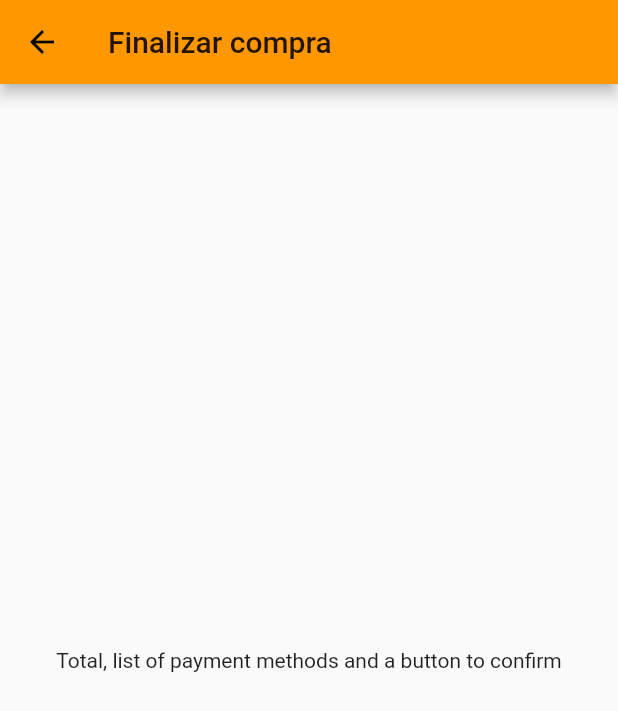
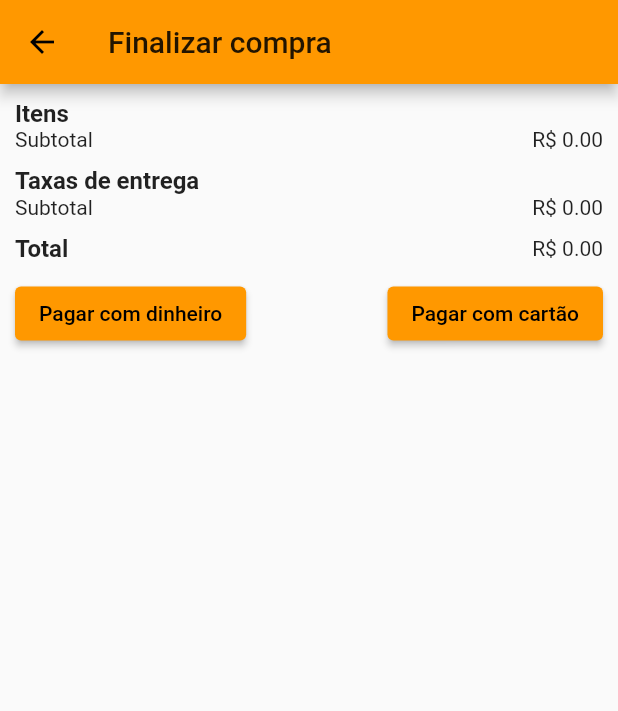
Before and after one commit to bot-jonas/local-market, a Flutter app: the ConsumerScreen screen opened directly, item 2 of the bottom bar chosen, after a tap on "Finalizar compra", on a phone screen of 412 x 824 dp. Shown: the top 711 px of the screen. Run offline on Flutter 3.47's test engine with Material 2 defaults, Android fonts, the phone set to English and light mode, and no system bars; accounts and stored records are empty; network calls fail.

Commit message:
Finalizar pedido
Implementação da finalização do pedido.

```diff
--- a/lib/screens/consumer/placeOrder.dart
+++ b/lib/screens/consumer/placeOrder.dart
@@ -1,5 +1,6 @@
 import 'package:flutter/material.dart';
 import 'package:local_market/screens/authentication/index.dart';
+import 'package:local_market/screens/consumer/index.dart';
 import 'package:provider/provider.dart';
 import 'package:local_market/utils/api.dart';
 
@@ -10,12 +11,99 @@ class PlaceOrderScreen extends StatefulWidget {
 
 class _PlaceOrderScreenState extends State<PlaceOrderScreen> {
   API api;
+  bool snackbarLocked = false;
 
   @override
   void didChangeDependencies() {
     super.didChangeDependencies();
 
     api = Provider.of<API>(context);
+  }
+
+  List<Widget> buildItems() {
+    List<Widget> items = [];
+
+    for (var c in api.currentUser.cart) {
+      var quantity = c["quantity"];
+      var name = c["name"];
+      var price = c["price"];
+
+      items.add(Row(
+        mainAxisAlignment: MainAxisAlignment.spaceBetween,
+        children: [Text("${quantity}x $name"), Text("R\$ $price")],
+      ));
+    }
+
+    var subtotal = api.currentUser.total.toStringAsFixed(2);
+
+    items.add(Row(
+      mainAxisAlignment: MainAxisAlignment.spaceBetween,
+      children: [Text("Subtotal"), Text("R\$ $subtotal")],
+    ));
+
+    return items;
+  }
+
+  List<Widget> buildFees() {
+    List<Widget> items = [];
+
+    var e = {};
+
+    for (var c in api.currentUser.cart) {
+      if (e[c["enterprise"]["email"]] == null) {
+        e[c["enterprise"]["email"]] = 1;
+        var name = c["enterprise"]["name"];
+        var price = c["enterprise"]["e_delivery_fee"];
+
+        items.add(Row(
+          mainAxisAlignment: MainAxisAlignment.spaceBetween,
+          children: [Text(name), Text("R\$ $price")],
+        ));
+      }
+    }
+
+    var subtotal = api.currentUser.deliveryFee.toStringAsFixed(2);
+
+    items.add(Row(
+      mainAxisAlignment: MainAxisAlignment.spaceBetween,
+      children: [Text("Subtotal"), Text("R\$ $subtotal")],
+    ));
+
+    return items;
+  }
+
+  placeOrder({String paymentMethod}) async {
+    snackbarLocked = false;
+
+    if (!snackbarLocked) {
+      snackbarLocked = true;
+
+      var data = await api.placeOrder(paymentMethod: paymentMethod);
+
+      ScaffoldMessenger.of(context)
+          .showSnackBar(SnackBar(
+            duration: const Duration(seconds: 1),
+            content: Text(data["message"]),
+          ))
+          .closed
+          .then((reason) {
+        snackbarLocked = false;
+      });
+
+      if (!data["OK"] && api.currentUser == null) {
+        Navigator.pushReplacement(
+          context,
+          MaterialPageRoute(builder: (context) => AuthenticationScreen()),
+        );
+      }
+
+      if (data["OK"]) {
+        Navigator.pushReplacement(
+          context,
+          MaterialPageRoute(builder: (context) => ConsumerScreen()),
+        );
+      }
+    }
   }
 
   @override
@@ -25,8 +113,49 @@ class _PlaceOrderScreenState extends State<PlaceOrderScreen> {
         title: Text("Finalizar compra"),
       ),
       body: Container(
-        child: Center(
-          child: Text("Total, list of payment methods and a button to confirm"),
+        margin: EdgeInsets.fromLTRB(10, 10, 10, 0),
+        child: ListView(
+          children: [
+            Text("Itens",
+                style: TextStyle(fontSize: 16, fontWeight: FontWeight.bold)),
+            Column(children: buildItems()),
+            Padding(
+              padding: const EdgeInsets.only(top: 10),
+              child: Text("Taxas de entrega",
+                  style: TextStyle(fontSize: 16, fontWeight: FontWeight.bold)),
+            ),
+            Column(
+              children: buildFees(),
+            ),
+            Padding(
+              padding: const EdgeInsets.symmetric(vertical: 10),
+              child: Row(
+                mainAxisAlignment: MainAxisAlignment.spaceBetween,
+                children: [
+                  Text("Total",
+                      style:
+                          TextStyle(fontSize: 16, fontWeight: FontWeight.bold)),
+                  Text("R\$ " +
+                      api.currentUser.totalWithDeliveryFee.toStringAsFixed(2))
+                ],
+              ),
+            ),
+            Row(
+              mainAxisAlignment: MainAxisAlignment.spaceBetween,
+              children: [
+                ElevatedButton(
+                    onPressed: () {
+                      placeOrder(paymentMethod: "CASH");
+                    },
+                    child: Text("Pagar com dinheiro")),
+                ElevatedButton(
+                    onPressed: () {
+                      placeOrder(paymentMethod: "CARD");
+                    },
+                    child: Text("Pagar com cartão"))
+              ],
+            )
+          ],
         ),
       ),
     );
```
Also changed, not shown: lib/utils/api.dart (+34 -0 lines).
